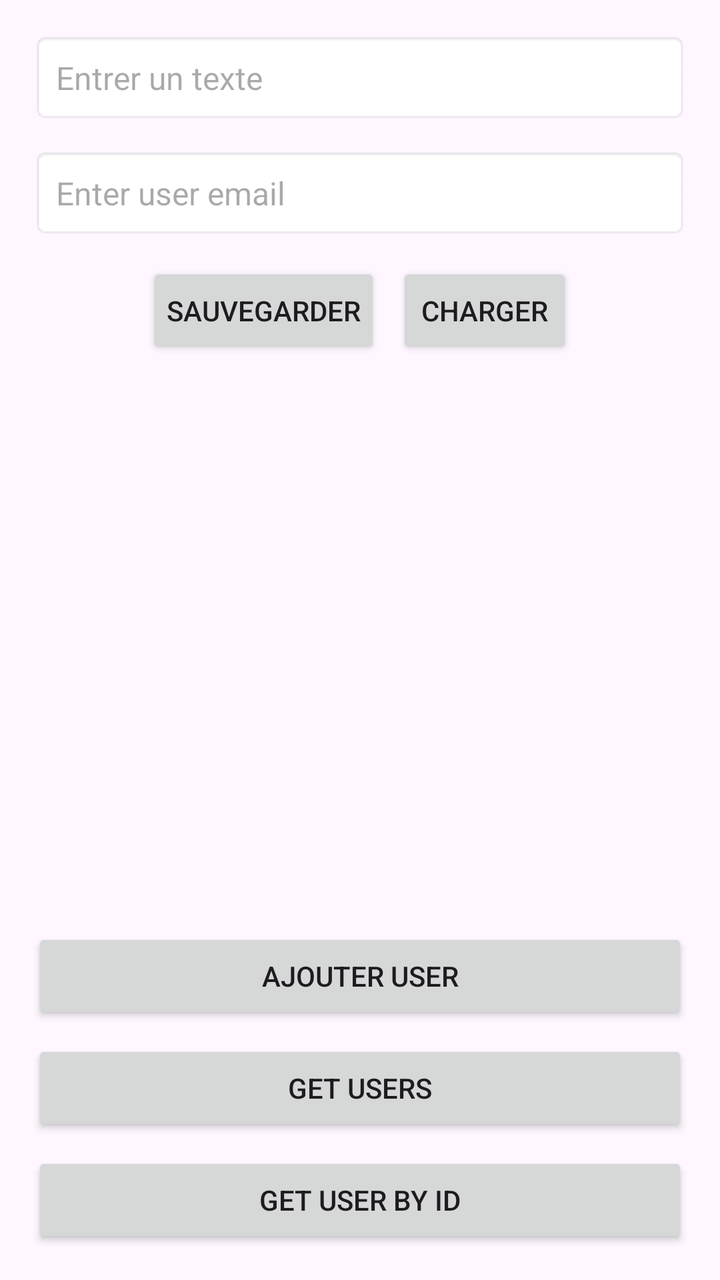
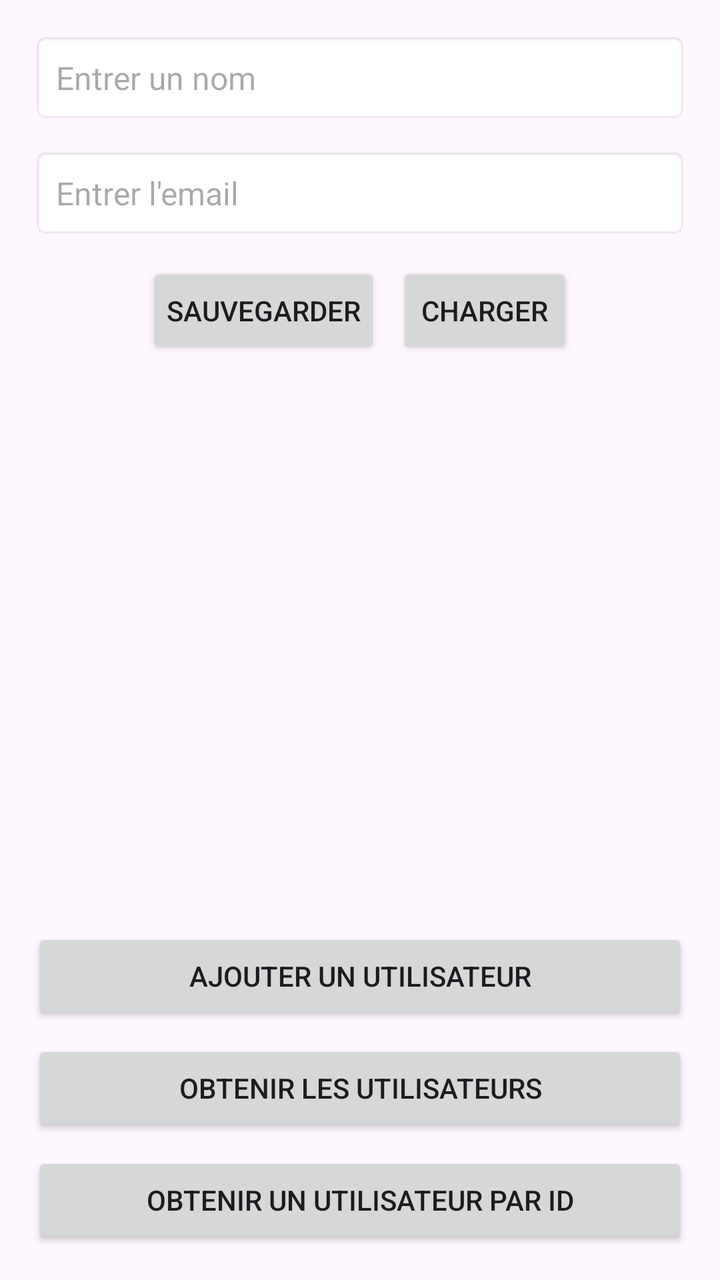

An Android layout rendered at two revisions. The XML below is the earlier revision; the diff shows what the commit changed to produce the second picture.
<!-- AndroidManifest.xml: application theme Theme.SeanceLocalStorage -->
<!-- res/layout/activity_main.xml -->
<?xml version="1.0" encoding="utf-8"?>
<LinearLayout
    xmlns:android="http://schemas.android.com/apk/res/android"
    android:layout_width="match_parent"
    android:layout_height="match_parent"
    android:padding="16dp"
    android:orientation="vertical">

    <EditText
        android:id="@+id/inputEditText"
        android:layout_width="match_parent"
        android:layout_height="wrap_content"
        android:hint="Entrer un texte"
        android:background="@android:drawable/editbox_background"
        android:padding="12dp"
        android:textSize="16sp"
        android:layout_marginBottom="12dp" />

    <EditText
        android:id="@+id/emailEditText"
        android:layout_width="match_parent"
        android:layout_height="wrap_content"
        android:hint="Enter user email"
        android:background="@android:drawable/editbox_background"
        android:padding="12dp"
        android:textSize="16sp"
        android:layout_marginBottom="12dp" />

    <LinearLayout
        android:layout_width="match_parent"
        android:layout_height="wrap_content"
        android:orientation="horizontal"
        android:gravity="center">

        <Button
            android:id="@+id/saveButton"
            android:layout_width="wrap_content"
            android:layout_height="wrap_content"
            android:text="Sauvegarder"
            android:layout_marginEnd="8dp"
            android:padding="10dp" />

        <Button
            android:id="@+id/loadButton"
            android:layout_width="wrap_content"
            android:layout_height="wrap_content"
            android:text="Charger"
            android:padding="10dp" />
    </LinearLayout>

    <TextView
        android:id="@+id/outputTextView"
        android:layout_width="match_parent"
        android:layout_height="wrap_content"
        android:layout_marginTop="12dp"
        android:textSize="16sp"
        android:textColor="@android:color/black"/>

    <androidx.recyclerview.widget.RecyclerView
        android:id="@+id/recyclerView"
        android:layout_width="match_parent"
        android:layout_height="0dp"
        android:layout_marginTop="12dp"
        android:layout_weight="1"/>

    <Button
        android:id="@+id/addUserButton"
        android:layout_width="match_parent"
        android:layout_height="wrap_content"
        android:text="Ajouter user"
        android:layout_marginTop="12dp"
        android:padding="12dp"/>

    <Button
        android:id="@+id/getUsersButton"
        android:layout_width="match_parent"
        android:layout_height="wrap_content"
        android:text="Get Users"
        android:layout_marginTop="8dp"
        android:padding="12dp"/>

    <Button
        android:id="@+id/getUserByIdButton"
        android:layout_width="match_parent"
        android:layout_height="wrap_content"
        android:text="Get User By ID"
        android:layout_marginTop="8dp"
        android:padding="12dp"/>
</LinearLayout>
<!-- resources referenced by this layout -->
<resources>
  <style name="Theme.SeanceLocalStorage" parent="Base.Theme.SeanceLocalStorage" />
  <style name="Base.Theme.SeanceLocalStorage" parent="Theme.Material3.DayNight.NoActionBar">
          
          
      </style>
</resources>

<!-- the commit's change to res/layout/activity_main.xml (unified diff, before → after) -->
@@ -1,31 +1,33 @@
 <?xml version="1.0" encoding="utf-8"?>
-<LinearLayout
-    xmlns:android="http://schemas.android.com/apk/res/android"
+<LinearLayout xmlns:android="http://schemas.android.com/apk/res/android"
     android:layout_width="match_parent"
     android:layout_height="match_parent"
     android:padding="16dp"
     android:orientation="vertical">
 
+    
     <EditText
         android:id="@+id/inputEditText"
         android:layout_width="match_parent"
         android:layout_height="wrap_content"
-        android:hint="Entrer un texte"
+        android:hint="Entrer un nom"
         android:background="@android:drawable/editbox_background"
         android:padding="12dp"
         android:textSize="16sp"
         android:layout_marginBottom="12dp" />
 
+    
     <EditText
         android:id="@+id/emailEditText"
         android:layout_width="match_parent"
         android:layout_height="wrap_content"
-        android:hint="Enter user email"
+        android:hint="Entrer l'email"
         android:background="@android:drawable/editbox_background"
         android:padding="12dp"
         android:textSize="16sp"
         android:layout_marginBottom="12dp" />
 
+    
     <LinearLayout
         android:layout_width="match_parent"
         android:layout_height="wrap_content"
@@ -48,14 +50,16 @@
             android:padding="10dp" />
     </LinearLayout>
 
+    
     <TextView
         android:id="@+id/outputTextView"
         android:layout_width="match_parent"
         android:layout_height="wrap_content"
         android:layout_marginTop="12dp"
         android:textSize="16sp"
-        android:textColor="@android:color/black"/>
+        android:textColor="@android:color/black" />
 
+    
     <androidx.recyclerview.widget.RecyclerView
         android:id="@+id/recyclerView"
         android:layout_width="match_parent"
@@ -63,11 +67,12 @@
         android:layout_marginTop="12dp"
         android:layout_weight="1"/>
 
+    
     <Button
         android:id="@+id/addUserButton"
         android:layout_width="match_parent"
         android:layout_height="wrap_content"
-        android:text="Ajouter user"
+        android:text="Ajouter un utilisateur"
         android:layout_marginTop="12dp"
         android:padding="12dp"/>
 
@@ -75,7 +80,7 @@
         android:id="@+id/getUsersButton"
         android:layout_width="match_parent"
         android:layout_height="wrap_content"
-        android:text="Get Users"
+        android:text="Obtenir les utilisateurs"
         android:layout_marginTop="8dp"
         android:padding="12dp"/>
 
@@ -83,7 +88,8 @@
         android:id="@+id/getUserByIdButton"
         android:layout_width="match_parent"
         android:layout_height="wrap_content"
-        android:text="Get User By ID"
+        android:text="Obtenir un utilisateur par ID"
         android:layout_marginTop="8dp"
         android:padding="12dp"/>
+
 </LinearLayout>
